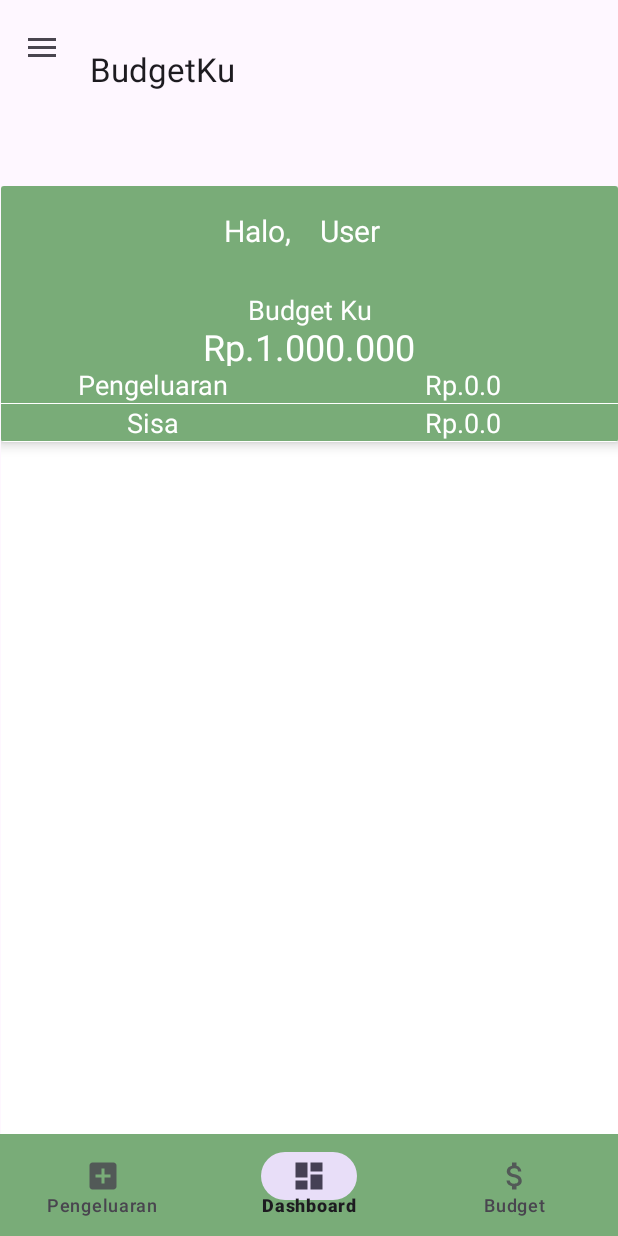
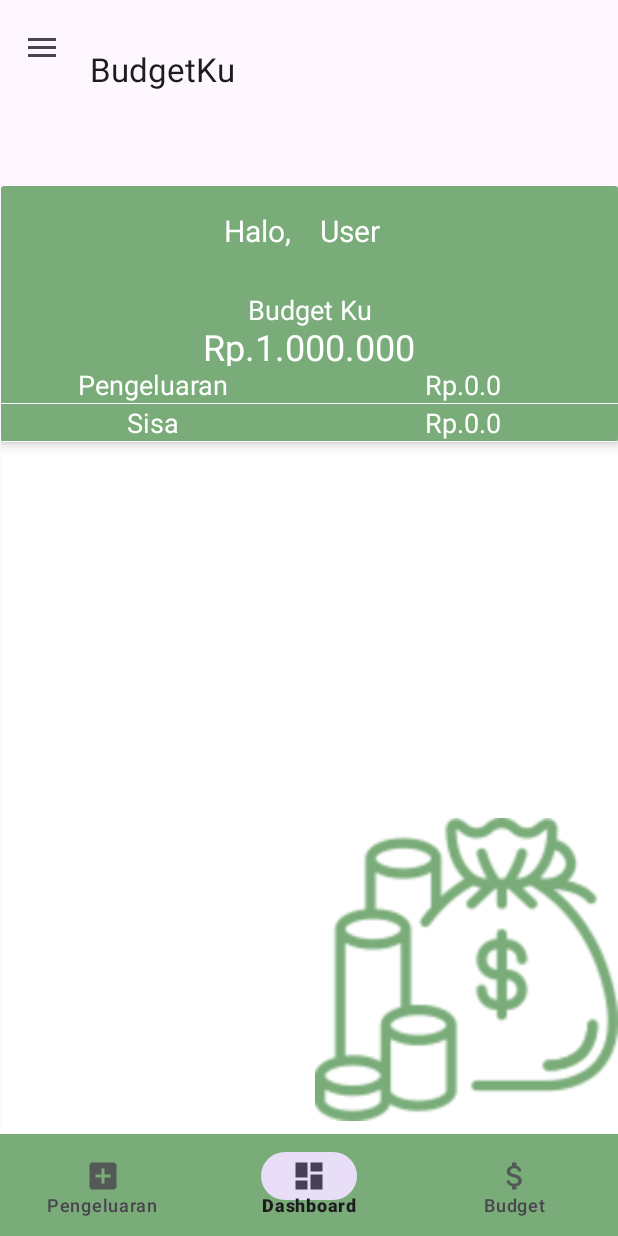
Before and after one commit to TheR1ple/BudgetKu-App, an Android app: the DashboardFragment screen opened directly, with no data from a screen before it, on a phone screen of 412 x 824 dp. Run offline under Robolectric (Android 15) with nearby library versions, the phone set to English and light mode, and no system bars.

Commit message:
Improve UI

```diff
--- a/app/src/main/res/layout/fragment_dashboard.xml
+++ b/app/src/main/res/layout/fragment_dashboard.xml
@@ -172,5 +172,17 @@
         android:layout_gravity="center"
         android:paddingLeft="25dp"/>
 
+    <ImageView
+        android:id="@+id/imageView4"
+        android:layout_width="202dp"
+        android:layout_height="219dp"
+        android:src="@drawable/money_bag"
+        app:layout_constraintBottom_toBottomOf="@+id/recyclerViewDashboard"
+        app:layout_constraintEnd_toEndOf="parent"
+        app:layout_constraintHorizontal_bias="1.0"
+        app:layout_constraintStart_toStartOf="parent"
+        app:layout_constraintTop_toTopOf="parent"
+        app:layout_constraintVertical_bias="1.0" />
+
 
 </androidx.constraintlayout.widget.ConstraintLayout>
```
